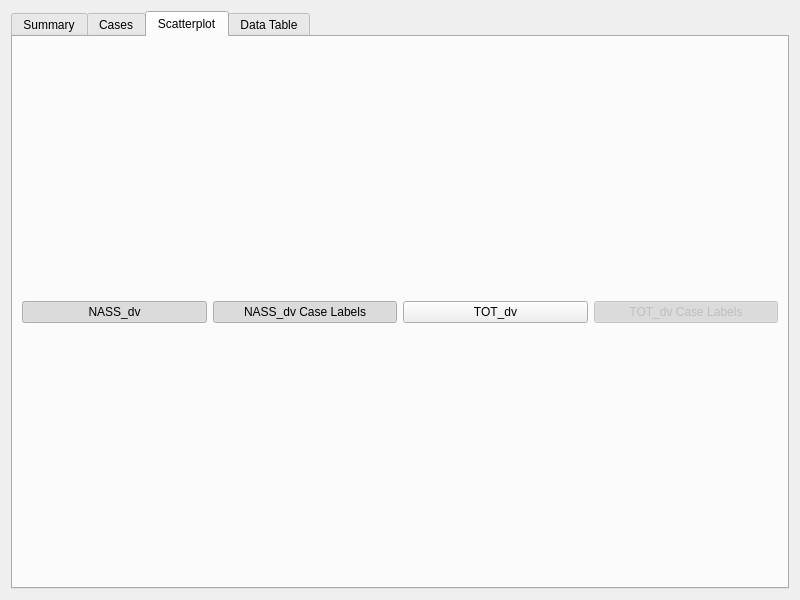
caden-maxwell/nhtsa-scrape, file src/app/ui/DataView.ui: the form before one commit.
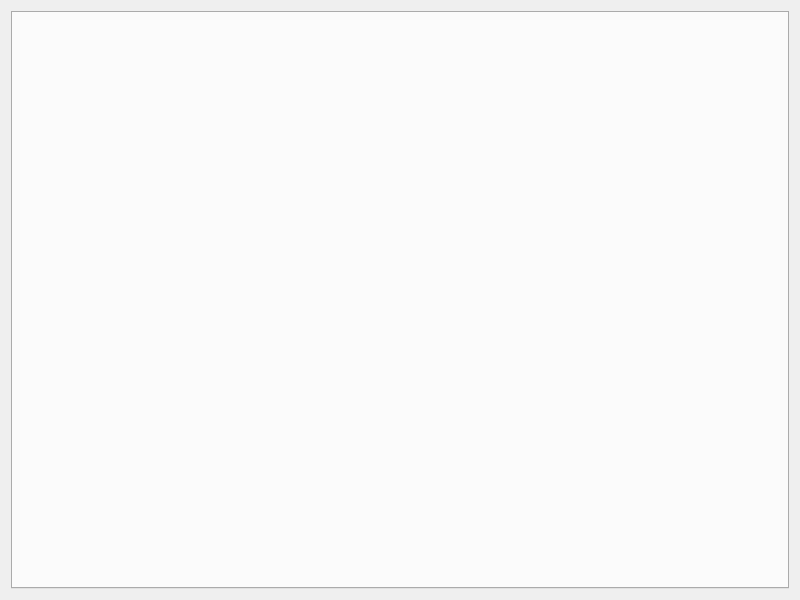
The form after the commit. The open tabs and pages were chosen to show the change.

What changed in the file:
```diff
--- a/src/app/ui/DataView.ui
+++ b/src/app/ui/DataView.ui
@@ -22,128 +22,6 @@
      <property name="currentIndex">
       <number>0</number>
      </property>
-     <widget class="QWidget" name="summaryTab">
-      <attribute name="title">
-       <string>Summary</string>
-      </attribute>
-      <layout class="QGridLayout" name="gridLayout">
-       <item row="0" column="0">
-        <widget class="QLabel" name="summaryLabel">
-         <property name="sizePolicy">
-          <sizepolicy hsizetype="Preferred" vsizetype="Preferred">
-           <horstretch>0</horstretch>
-           <verstretch>0</verstretch>
-          </sizepolicy>
-         </property>
-         <property name="text">
-          <string>Some title</string>
-         </property>
-        </widget>
-       </item>
-       <item row="1" column="0">
-        <widget class="QTextEdit" name="summaryEdit"/>
-       </item>
-      </layout>
-     </widget>
-     <widget class="QWidget" name="casesTab">
-      <attribute name="title">
-       <string>Cases</string>
-      </attribute>
-      <layout class="QGridLayout" name="gridLayout_2" columnstretch="1,2">
-       <item row="0" column="0">
-        <widget class="QListView" name="listView"/>
-       </item>
-       <item row="0" column="1">
-        <layout class="QGridLayout" name="eventViewLayout">
-         <item row="0" column="0">
-          <widget class="QLabel" name="eventLabel">
-           <property name="sizePolicy">
-            <sizepolicy hsizetype="Preferred" vsizetype="Fixed">
-             <horstretch>0</horstretch>
-             <verstretch>0</verstretch>
-            </sizepolicy>
-           </property>
-           <property name="text">
-            <string>Event goes here</string>
-           </property>
-          </widget>
-         </item>
-        </layout>
-       </item>
-      </layout>
-     </widget>
-     <widget class="QWidget" name="scatterTab">
-      <attribute name="title">
-       <string>Scatterplot</string>
-      </attribute>
-      <layout class="QGridLayout" name="gridLayout_5">
-       <item row="1" column="3">
-        <widget class="QPushButton" name="nassDataBtn">
-         <property name="text">
-          <string>NASS_dv</string>
-         </property>
-         <property name="checkable">
-          <bool>true</bool>
-         </property>
-         <property name="checked">
-          <bool>true</bool>
-         </property>
-        </widget>
-       </item>
-       <item row="1" column="5">
-        <widget class="QPushButton" name="totalDataBtn">
-         <property name="text">
-          <string>TOT_dv</string>
-         </property>
-         <property name="checkable">
-          <bool>true</bool>
-         </property>
-        </widget>
-       </item>
-       <item row="1" column="4">
-        <widget class="QPushButton" name="nassLabelBtn">
-         <property name="text">
-          <string>NASS_dv Case Labels</string>
-         </property>
-         <property name="checkable">
-          <bool>true</bool>
-         </property>
-         <property name="checked">
-          <bool>true</bool>
-         </property>
-        </widget>
-       </item>
-       <item row="1" column="6">
-        <widget class="QPushButton" name="totalLabelBtn">
-         <property name="enabled">
-          <bool>false</bool>
-         </property>
-         <property name="text">
-          <string>TOT_dv Case Labels</string>
-         </property>
-         <property name="checkable">
-          <bool>true</bool>
-         </property>
-         <property name="checked">
-          <bool>true</bool>
-         </property>
-        </widget>
-       </item>
-       <item row="0" column="3" colspan="4">
-        <layout class="QVBoxLayout" name="scatterLayout"/>
-       </item>
-      </layout>
-     </widget>
-     <widget class="QWidget" name="dataTab">
-      <attribute name="title">
-       <string>Data Table</string>
-      </attribute>
-      <layout class="QGridLayout" name="gridLayout_4">
-       <item row="0" column="0">
-        <widget class="QTableView" name="tableView"/>
-       </item>
-      </layout>
-     </widget>
     </widget>
    </item>
   </layout>
```
Left out of the diff: 4 changed lines with no effect on the pictures.
